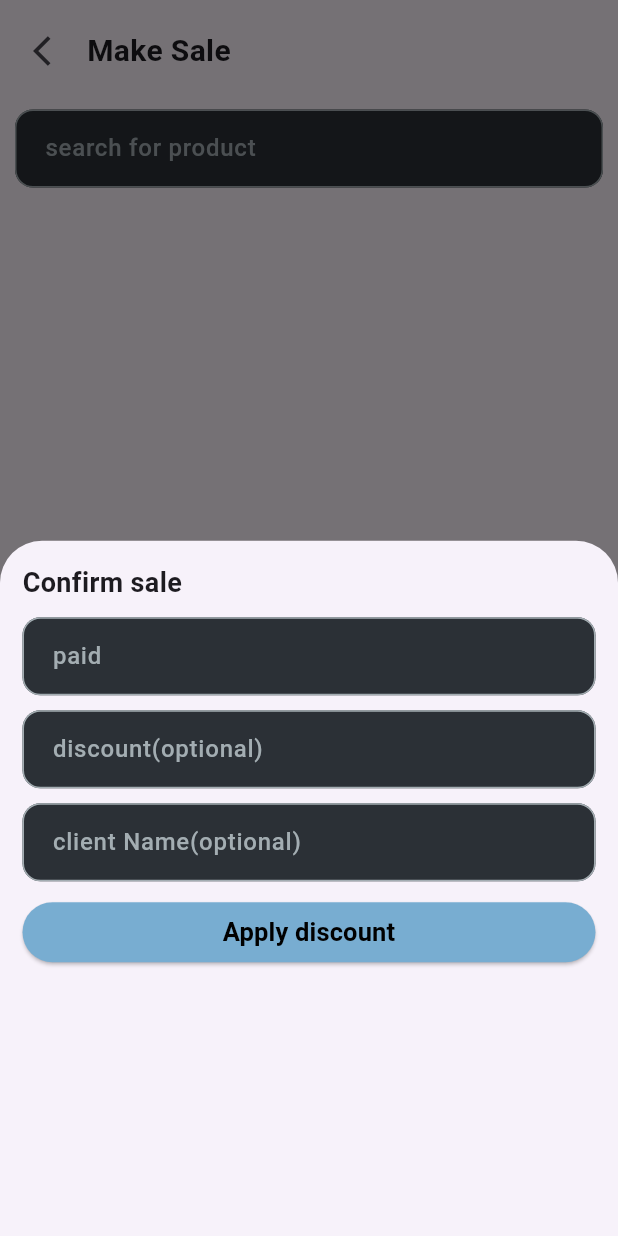
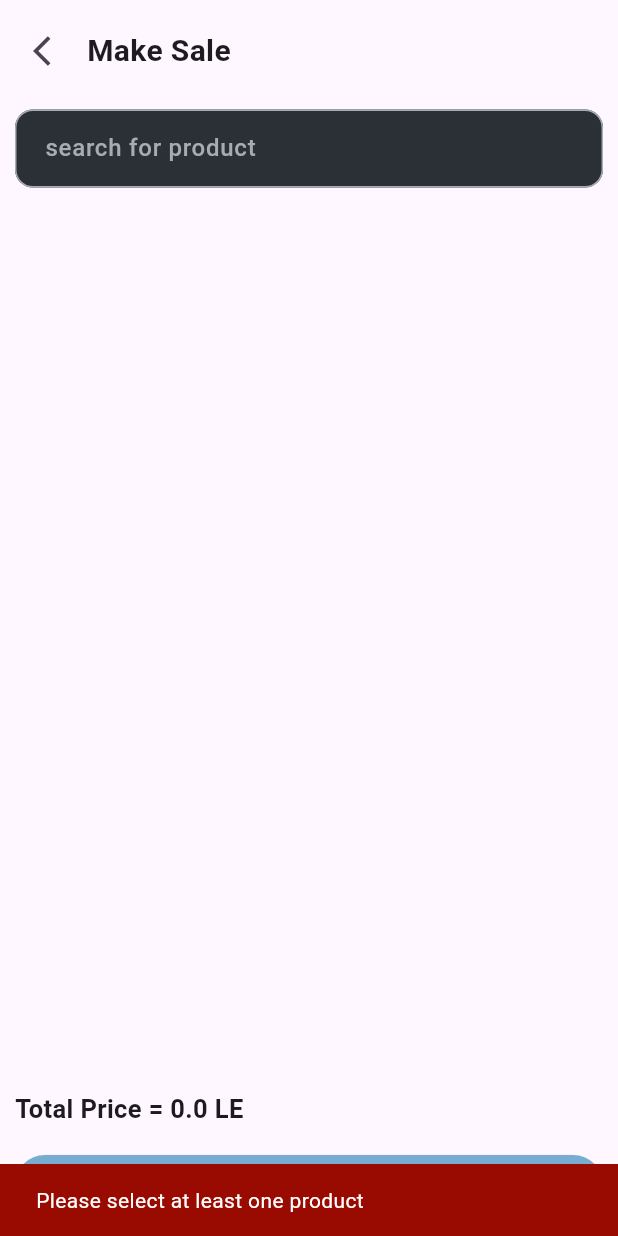
Before and after one commit to amrelmaadawy/shop_management, a Flutter app: the MakeSale screen opened directly, after a tap on "Confirm Sale", on a phone screen of 412 x 824 dp. Run offline on Flutter 3.47's test engine with Material 3 defaults, Android fonts, the phone set to English and light mode, and no system bars; our stand-ins replace dotted_border, flutter_riverpod, hive, hive_flutter, image_picker, shared_preferences and 1 more; accounts and stored records are empty.

Commit message:
handel empty make sale product

```diff
--- a/lib/features/sales/ui/make_sale.dart
+++ b/lib/features/sales/ui/make_sale.dart
@@ -51,9 +51,7 @@ class _MakeSaleState extends ConsumerState<MakeSale> {
               children: [
                 MakeSaleAppBar(),
                 SizedBox(height: 15),
-                SearchForProductFormField(
-                  ref: ref,
-                ),
+                SearchForProductFormField(ref: ref),
                 SizedBox(height: 15),
 
                 Expanded(
@@ -73,17 +71,25 @@ class _MakeSaleState extends ConsumerState<MakeSale> {
                       backgroundColor: AppColors.kAddProductButtonColor,
                     ),
                     onPressed: () {
-                      if (formKey.currentState!.validate()) {
-                        formKey.currentState!.save();
+                      final selectedProducts = ref.watch(selectProductProvider);
+                      if (selectedProducts.isNotEmpty) {
+                        showModalBottomSheet(
+                          context: context,
+                          builder: (context) {
+                            return AdditionalOptionsBottomSheet();
+                          },
+                        );
                       } else {
-                        autoValidateMode = AutovalidateMode.always;
+                        ScaffoldMessenger.of(context).showSnackBar(
+                          SnackBar(
+                            content: Text(
+                              'Please select at least one product',
+                              style: TextStyle(color: Colors.white),
+                            ),
+                            backgroundColor: const Color.fromARGB(255, 153, 11, 1),
+                          ),
+                        );
                       }
-                      showModalBottomSheet(
-                        context: context,
-                        builder: (context) {
-                          return AdditionalOptionsBottomSheet();
-                        },
-                      );
                     },
                     child: Text(
                       S.of(context).confirmeSale,
```
